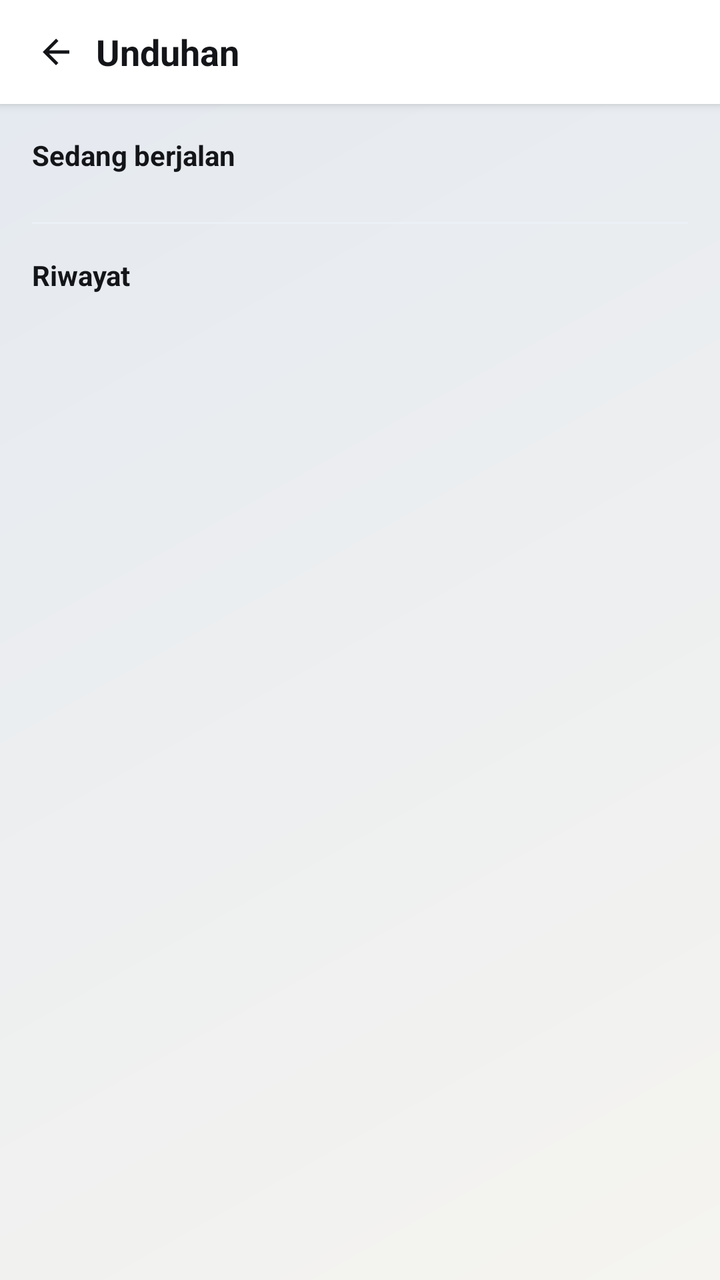
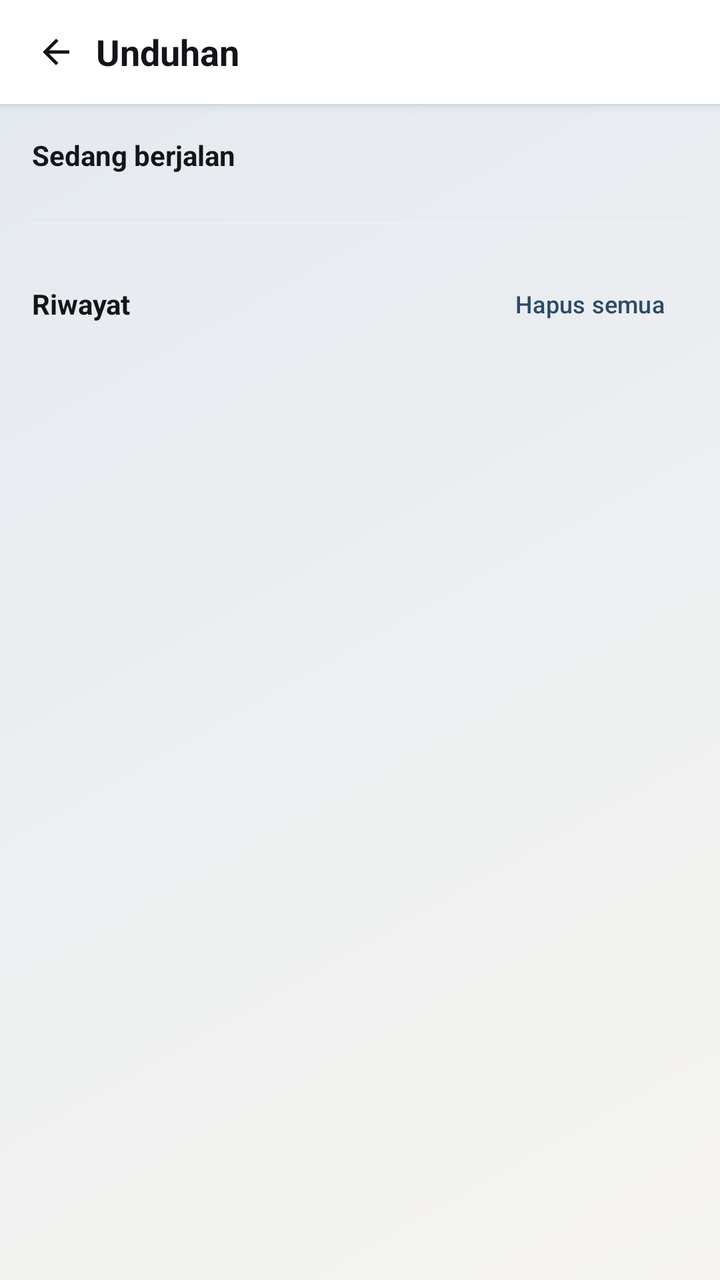

Before-and-after screenshots of an Android layout around one commit, followed by the original layout XML and the change that was made.
<!-- AndroidManifest.xml: application theme Theme.NevusBrowser -->
<!-- res/layout/activity_download_manager.xml -->
<?xml version="1.0" encoding="utf-8"?>
<androidx.constraintlayout.widget.ConstraintLayout
    xmlns:android="http://schemas.android.com/apk/res/android"
    xmlns:app="http://schemas.android.com/apk/res-auto"
    android:layout_width="match_parent"
    android:layout_height="match_parent"
    android:background="@drawable/bg_app_gradient"
    android:fitsSystemWindows="true">

    <LinearLayout
        android:id="@+id/managerToolbar"
        android:layout_width="0dp"
        android:layout_height="wrap_content"
        android:orientation="horizontal"
        android:gravity="center_vertical"
        android:background="@color/nevus_surface"
        android:elevation="3dp"
        android:paddingHorizontal="4dp"
        android:paddingVertical="6dp"
        app:layout_constraintTop_toTopOf="parent"
        app:layout_constraintStart_toStartOf="parent"
        app:layout_constraintEnd_toEndOf="parent">

        <com.google.android.material.button.MaterialButton
            android:id="@+id/managerBackBtn"
            style="@style/Widget.Material3.Button.IconButton"
            android:layout_width="40dp"
            android:layout_height="40dp"
            android:contentDescription="@string/action_back"
            app:icon="@drawable/ic_arrow_back"
            app:iconTint="@color/nevus_ink"
            app:iconSize="20dp" />

        <TextView
            android:layout_width="0dp"
            android:layout_height="wrap_content"
            android:layout_weight="1"
            android:layout_marginStart="4dp"
            android:text="@string/download_manager_title"
            android:textColor="@color/nevus_ink"
            android:textSize="18sp"
            android:textStyle="bold" />
    </LinearLayout>

    <ScrollView
        android:layout_width="0dp"
        android:layout_height="0dp"
        app:layout_constraintTop_toBottomOf="@id/managerToolbar"
        app:layout_constraintBottom_toBottomOf="parent"
        app:layout_constraintStart_toStartOf="parent"
        app:layout_constraintEnd_toEndOf="parent">

        <LinearLayout
            android:layout_width="match_parent"
            android:layout_height="wrap_content"
            android:orientation="vertical"
            android:padding="16dp">

            <TextView
                android:layout_width="match_parent"
                android:layout_height="wrap_content"
                android:text="@string/download_manager_section_active"
                android:textColor="@color/nevus_ink"
                android:textStyle="bold"
                android:layout_marginBottom="8dp" />

            <TextView
                android:id="@+id/activeEmptyLabel"
                android:layout_width="match_parent"
                android:layout_height="wrap_content"
                android:text="@string/download_manager_empty_active"
                android:textColor="@color/nevus_ink"
                android:alpha="0.6"
                android:visibility="gone"
                android:layout_marginBottom="8dp" />

            <androidx.recyclerview.widget.RecyclerView
                android:id="@+id/progressList"
                android:layout_width="match_parent"
                android:layout_height="wrap_content"
                android:nestedScrollingEnabled="false" />

            <androidx.recyclerview.widget.RecyclerView
                android:id="@+id/activeList"
                android:layout_width="match_parent"
                android:layout_height="wrap_content"
                android:nestedScrollingEnabled="false" />

            <View
                android:layout_width="match_parent"
                android:layout_height="1dp"
                android:layout_marginVertical="16dp"
                android:background="@color/nevus_accent_soft" />

            <TextView
                android:layout_width="match_parent"
                android:layout_height="wrap_content"
                android:text="@string/download_manager_section_history"
                android:textColor="@color/nevus_ink"
                android:textStyle="bold"
                android:layout_marginBottom="8dp" />

            <TextView
                android:id="@+id/historyEmptyLabel"
                android:layout_width="match_parent"
                android:layout_height="wrap_content"
                android:text="@string/download_manager_empty_history"
                android:textColor="@color/nevus_ink"
                android:alpha="0.6"
                android:visibility="gone" />

            <androidx.recyclerview.widget.RecyclerView
                android:id="@+id/historyList"
                android:layout_width="match_parent"
                android:layout_height="wrap_content"
                android:nestedScrollingEnabled="false" />

        </LinearLayout>
    </ScrollView>

</androidx.constraintlayout.widget.ConstraintLayout>
<!-- resources referenced by this layout -->
<resources>
  <color name="nevus_accent_soft">#EAF0F6</color>
  <color name="nevus_ink">#141518</color>
  <color name="nevus_surface">#FFFFFF</color>
  <!-- drawable bg_app_gradient (drawable) -->
  <?xml version="1.0" encoding="utf-8"?>
  <shape xmlns:android="http://schemas.android.com/apk/res/android"
      android:shape="rectangle">
      <gradient
          android:type="linear"
          android:angle="135"
          android:startColor="@color/nevus_ground_gradient_start"
          android:endColor="@color/nevus_ground_gradient_end" />
  </shape>
  <!-- drawable ic_arrow_back (drawable) -->
  <?xml version="1.0" encoding="utf-8"?>
  <vector xmlns:android="http://schemas.android.com/apk/res/android"
      android:width="24dp"
      android:height="24dp"
      android:viewportWidth="24"
      android:viewportHeight="24"
      android:tint="?attr/colorControlNormal">
      <path
          android:fillColor="#FFFFFFFF"
          android:pathData="M20,11H7.83l5.59,-5.59L12,4l-8,8 8,8 1.41,-1.41L7.83,13H20z" />
  </vector>
  <string name="action_back">Kembali</string>
  <string name="download_manager_empty_active">Belum ada media terdeteksi di halaman aktif.</string>
  <string name="download_manager_empty_history">Belum ada riwayat unduhan.</string>
  <string name="download_manager_section_active">Sedang berjalan</string>
  <string name="download_manager_section_history">Riwayat</string>
  <string name="download_manager_title">Unduhan</string>
  <style name="Theme.NevusBrowser" parent="Theme.Material3.DayNight.NoActionBar">
          <item name="colorPrimary">@color/nevus_accent</item>
          <item name="colorOnPrimary">@android:color/white</item>
          <item name="android:statusBarColor" tools:targetApi="l">@color/nevus_ground</item>
          <item name="android:navigationBarColor" tools:targetApi="l">@color/nevus_ground</item>
          <item name="android:windowLightStatusBar" tools:targetApi="m">true</item>
          <item name="android:windowBackground">@drawable/bg_app_gradient</item>
      </style>
  <color name="nevus_ground_gradient_start">#F5F4F0</color>
  <color name="nevus_ground_gradient_end">#E4E9F0</color>
  <color name="nevus_accent">#2B4A6B</color>
  <color name="nevus_ground">#F5F4F0</color>
</resources>

<!-- the commit's change to res/layout/activity_download_manager.xml (unified diff, before → after) -->
@@ -92,13 +92,29 @@
                 android:layout_marginVertical="16dp"
                 android:background="@color/nevus_accent_soft" />
 
-            <TextView
+            <LinearLayout
                 android:layout_width="match_parent"
                 android:layout_height="wrap_content"
-                android:text="@string/download_manager_section_history"
-                android:textColor="@color/nevus_ink"
-                android:textStyle="bold"
-                android:layout_marginBottom="8dp" />
+                android:gravity="center_vertical"
+                android:orientation="horizontal"
+                android:layout_marginBottom="8dp">
+
+                <TextView
+                    android:layout_width="0dp"
+                    android:layout_height="wrap_content"
+                    android:layout_weight="1"
+                    android:text="@string/download_manager_section_history"
+                    android:textColor="@color/nevus_ink"
+                    android:textStyle="bold" />
+
+                <com.google.android.material.button.MaterialButton
+                    android:id="@+id/deleteAllBtn"
+                    style="@style/Widget.Material3.Button.TextButton"
+                    android:layout_width="wrap_content"
+                    android:layout_height="wrap_content"
+                    android:text="@string/download_manager_delete_all"
+                    android:textSize="12sp" />
+            </LinearLayout>
 
             <TextView
                 android:id="@+id/historyEmptyLabel"
<!-- resource entries referenced after the edit -->
@@ -26,6 +26,7 @@
           android:pathData="M20,11H7.83l5.59,-5.59L12,4l-8,8 8,8 1.41,-1.41L7.83,13H20z" />
   </vector>
   <string name="action_back">Kembali</string>
+  <string name="download_manager_delete_all">Hapus semua</string>
   <string name="download_manager_empty_active">Belum ada media terdeteksi di halaman aktif.</string>
   <string name="download_manager_empty_history">Belum ada riwayat unduhan.</string>
   <string name="download_manager_section_active">Sedang berjalan</string>
